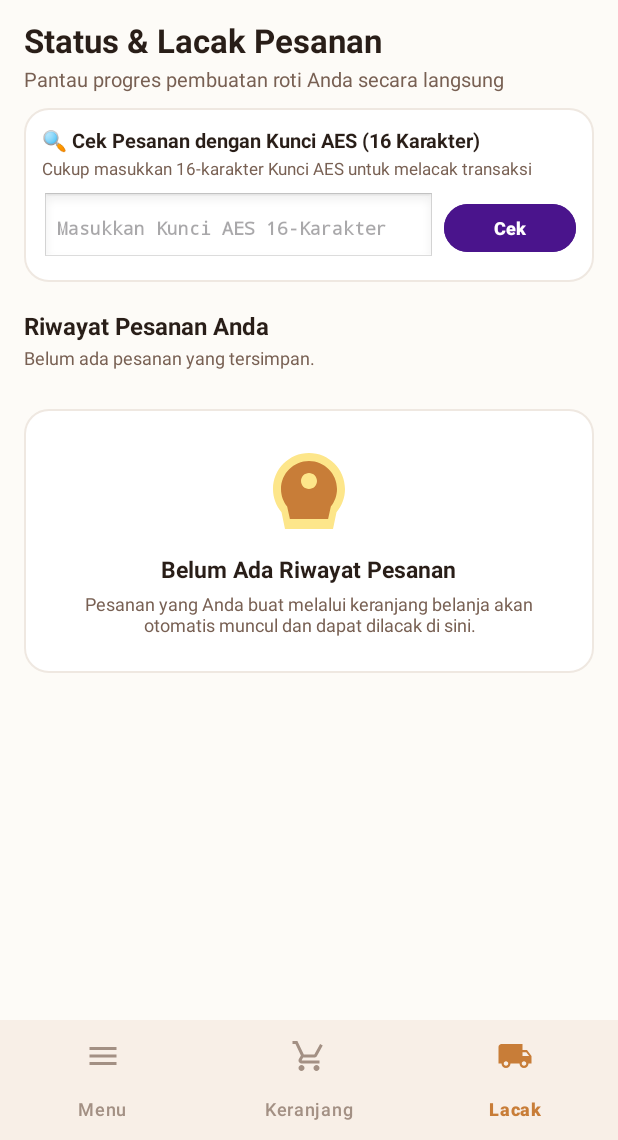
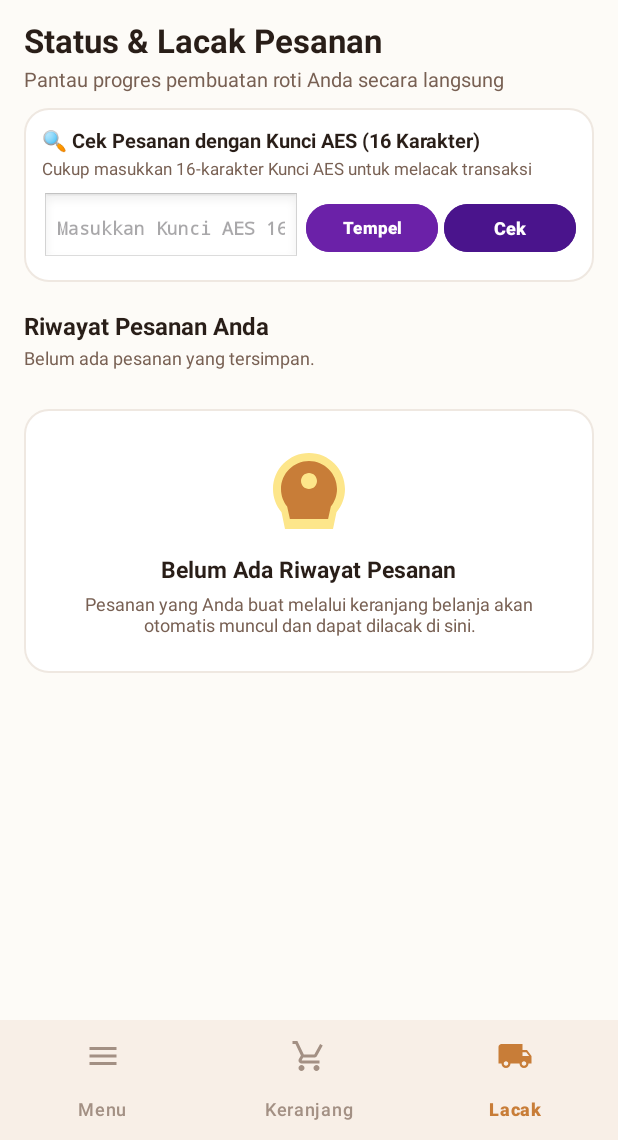
Before and after one commit to FarhanZalf/uts-pml, an Android app: the screen it shows after launch (MainActivity), item 3 of the bottom bar chosen, on a phone screen of 412 x 824 dp, the part 96-1236 px from its top. Run offline under Robolectric (Android 15) with nearby library versions, the phone set to English and light mode, and no system bars; our stand-ins replace Firebase (no records; nobody signed in at launch, a user with empty details on screens opened directly), Volley; libraries missing offline, so code that uses them is left out: org.osmdroid.config, org.osmdroid.tileprovider, org.osmdroid.util, org.osmdroid.views; network calls fail; 1 statement that could not run was skipped.

Commit message:
feat(crypto): make order aes key read-only auto-generated with quick copy and paste buttons

```diff
--- a/app/src/main/res/layout/fragment_track.xml
+++ b/app/src/main/res/layout/fragment_track.xml
@@ -83,10 +83,21 @@
                     android:textStyle="bold" />
 
                 <Button
+                    android:id="@+id/btnPasteAesKey"
+                    android:layout_width="wrap_content"
+                    android:layout_height="40dp"
+                    android:layout_marginStart="4dp"
+                    android:backgroundTint="#6B21A8"
+                    android:text="Tempel"
+                    android:textColor="#FFFFFF"
+                    android:textSize="11sp"
+                    android:textStyle="bold" />
+
+                <Button
                     android:id="@+id/btnSearchWithKey"
                     android:layout_width="wrap_content"
                     android:layout_height="40dp"
-                    android:layout_marginStart="6dp"
+                    android:layout_marginStart="4dp"
                     android:backgroundTint="#4A148C"
                     android:text="Cek"
                     android:textColor="#FFFFFF"
@@ -381,12 +392,12 @@
                         android:textColor="#555555"
                         android:textSize="11sp" />
 
-                    <!-- Kunci AES 16-Karakter untuk Pesanan Ini -->
+                    <!-- Kunci AES 16-Karakter untuk Pesanan Ini (Otomatis Dibuat Sistem - Cuma Bisa Nyalin) -->
                     <TextView
                         android:layout_width="wrap_content"
                         android:layout_height="wrap_content"
                         android:layout_marginTop="8dp"
-                        android:text="Kunci AES Pesanan (16 Karakter):"
+                        android:text="Kunci AES Pesanan (Otomatis Dibuat Sistem - 16 Karakter):"
                         android:textColor="#333333"
                         android:textSize="11sp"
                         android:textStyle="bold" />
@@ -398,39 +409,31 @@
                         android:gravity="center_vertical"
                         android:orientation="horizontal">
 
-                        <EditText
-                            android:id="@+id/etOrderAesKey"
+                        <TextView
+                            android:id="@+id/tvOrderAesKeyDisplay"
                             android:layout_width="0dp"
-                            android:layout_height="wrap_content"
+                            android:layout_height="42dp"
                             android:layout_weight="1"
-                            android:background="@android:drawable/edit_text"
+                            android:background="@drawable/bg_search_bar"
                             android:fontFamily="monospace"
-                            android:hint="Kunci 16 Karakter"
-                            android:inputType="text"
-                            android:padding="8dp"
-                            android:text="Qwertyui87651234"
-                            android:textColor="#000000"
-                            android:textSize="12sp" />
+                            android:gravity="center_vertical"
+                            android:paddingStart="12dp"
+                            android:paddingEnd="12dp"
+                            android:text="ERLES_XXXXXXXXXX"
+                            android:textColor="#4A148C"
+                            android:textSize="13sp"
+                            android:textStyle="bold" />
 
                         <Button
                             android:id="@+id/btnCopyAesKey"
                             android:layout_width="wrap_content"
-                            android:layout_height="36dp"
-                            android:layout_marginStart="4dp"
+                            android:layout_height="42dp"
+                            android:layout_marginStart="6dp"
                             android:backgroundTint="#4A148C"
-                            android:text="Salin"
+                            android:text="📋 Salin Kunci"
                             android:textColor="#FFFFFF"
-                            android:textSize="11sp" />
-
-                        <Button
-                            android:id="@+id/btnResetAesKey"
-                            android:layout_width="wrap_content"
-                            android:layout_height="36dp"
-                            android:layout_marginStart="4dp"
-                            android:backgroundTint="#757575"
-                            android:text="Reset"
-                            android:textColor="#FFFFFF"
-                            android:textSize="11sp" />
+                            android:textSize="11sp"
+                            android:textStyle="bold" />
                     </LinearLayout>
 
                     <!-- Tombol Aksi Cek / Dekripsi / Kunci -->
@@ -446,7 +449,7 @@
                             android:layout_height="40dp"
                             android:layout_weight="1"
                             android:backgroundTint="#4A148C"
-                            android:text="🔓 Cek dg Kunci"
+                            android:text="🔍 Salin ke Pencarian"
                             android:textColor="#FFFFFF"
                             android:textSize="11sp"
                             android:textStyle="bold" />
```
Also changed, not shown: app/src/main/java/farhan/zalfanudin/uts/CheckoutActivity.kt (+14 -1 lines), app/src/main/java/farhan/zalfanudin/uts/TrackingFragment.kt (+32 -19 lines).
